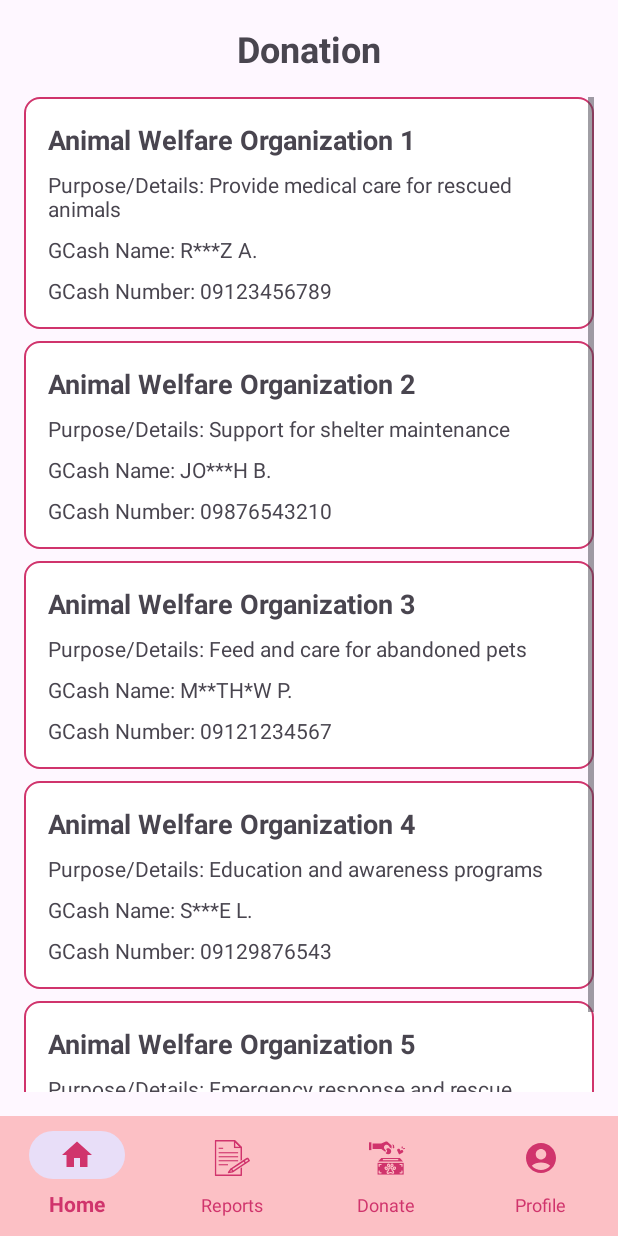
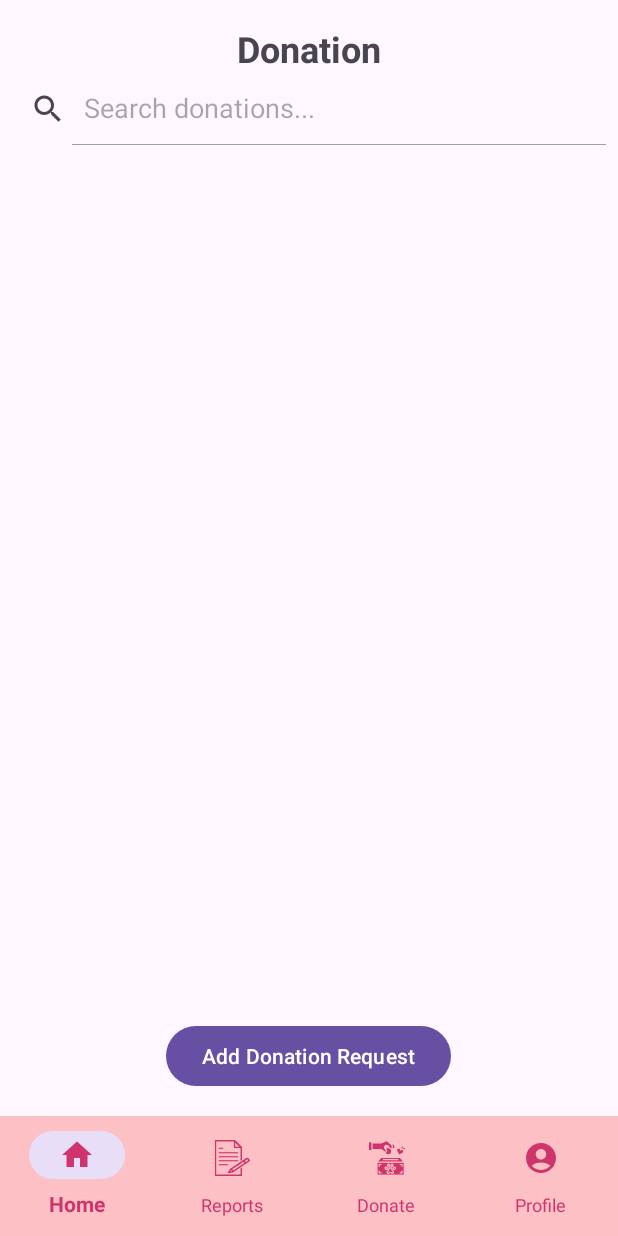
Before and after one commit to LRhytz/CtzPaw, an Android app: the fragment CitizenDonationFragment placed in its activity, on a phone screen of 412 x 824 dp. Run offline under Robolectric (Android 15) with nearby library versions, the phone set to English and light mode, and no system bars; our stand-ins replace Firebase (no records; nobody signed in at launch, a user with empty details on screens opened directly).

Commit message:
Donation Details, Donation Request Form, Donation List

```diff
--- a/app/build.gradle.kts
+++ b/app/build.gradle.kts
@@ -54,6 +54,7 @@
     implementation("com.google.firebase:firebase-storage-ktx:21.0.0")
     implementation("com.google.firebase:firebase-storage:21.0.0")
     implementation("com.google.firebase:firebase-database:21.0.0")
+    implementation("androidx.activity:activity:1.9.2")
 
     testImplementation("junit:junit:4.13.2")
     androidTestImplementation("androidx.test.ext:junit:1.1.5")
--- a/app/src/main/AndroidManifest.xml
+++ b/app/src/main/AndroidManifest.xml
@@ -21,6 +21,12 @@
         android:supportsRtl="true"
         android:theme="@style/Theme.PawAppProject"
         tools:targetApi="31">
+        <activity
+            android:name=".DonationDetailsActivity"
+            android:exported="false" />
+        <activity
+            android:name=".DonationRequestFormActivity"
+            android:exported="false" />
         <activity
             android:name=".CitizenSubscriptionActivity"
             android:exported="false" />
--- a/app/src/main/java/com/example/pawappproject/fragments/CitizenDonationFragment.kt
+++ b/app/src/main/java/com/example/pawappproject/fragments/CitizenDonationFragment.kt
@@ -1,42 +1,126 @@
 package com.example.pawappproject.fragments
 
+import android.content.Intent
 import android.os.Bundle
 import android.view.LayoutInflater
 import android.view.View
 import android.view.ViewGroup
-import android.widget.ArrayAdapter
-import android.widget.ListView
-import android.widget.TextView
+import android.widget.*
 import androidx.fragment.app.Fragment
+import com.example.pawappproject.DonationDetailsActivity
+import com.example.pawappproject.DonationRequestFormActivity
 import com.example.pawappproject.R
+import com.google.firebase.database.*
 
 class CitizenDonationFragment : Fragment() {
+
+    private lateinit var buttonAddDonation: Button
+    private lateinit var listView: ListView
+    private lateinit var searchView: SearchView
+    private lateinit var donationsList: MutableList<Donation>
+    private lateinit var filteredList: MutableList<Donation>
+    private lateinit var adapter: DonationAdapter
+    private lateinit var database: DatabaseReference
 
     override fun onCreateView(
         inflater: LayoutInflater, container: ViewGroup?,
         savedInstanceState: Bundle?
     ): View? {
         val view = inflater.inflate(R.layout.fragment_donation, container, false)
-        val listView = view.findViewById<ListView>(R.id.listViewDonations)
-        val titleTextView = view.findViewById<TextView>(R.id.textViewTitle)
+        listView = view.findViewById(R.id.listViewDonations)
+        searchView = view.findViewById(R.id.searchViewDonations)
+        buttonAddDonation = view.findViewById(R.id.buttonAddDonation)
 
-        // Sample data for the ListView
-        val donations = listOf(
-            Donation("Animal Welfare Organization 1", "Provide medical care for rescued animals", "R***Z A.", "09123456789"),
-            Donation("Animal Welfare Organization 2", "Support for shelter maintenance", "JO***H B.", "09876543210"),
-            Donation("Animal Welfare Organization 3", "Feed and care for abandoned pets", "M**TH*W P.", "09121234567"),
-            Donation("Animal Welfare Organization 4", "Education and awareness programs", "S***E L.", "09129876543"),
-            Donation("Animal Welfare Organization 5", "Emergency response and rescue operations", "L**M T.", "09127654321")
-        )
+        donationsList = mutableListOf()
+        filteredList = mutableListOf()
 
-        // Adapter for the ListView
-        val adapter = DonationAdapter(requireContext(), R.layout.list_item_donation, donations)
+        // Initialize Firebase Database reference
+        database = FirebaseDatabase.getInstance().getReference("donation_requests")
+
+        // Initialize the adapter and set it to the ListView
+        adapter = DonationAdapter(requireContext(), R.layout.list_item_donation, filteredList)
         listView.adapter = adapter
+
+        // Load data from Firebase
+        loadDonationsFromFirebase()
+
+        // Set up the search functionality
+        searchView.setOnQueryTextListener(object : SearchView.OnQueryTextListener {
+            override fun onQueryTextSubmit(query: String?): Boolean = false
+
+            override fun onQueryTextChange(newText: String?): Boolean {
+                filterDonations(newText)
+                return true
+            }
+        })
+
+        buttonAddDonation.setOnClickListener {
+            val intent = Intent(requireContext(), DonationRequestFormActivity::class.java)
+            startActivity(intent)
+        }
+
+        // Set up the item click listener for the ListView to show donation details
+        listView.setOnItemClickListener { _, _, position, _ ->
+            val selectedDonation = filteredList[position]
+            val intent = Intent(requireContext(), DonationDetailsActivity::class.java).apply {
+                putExtra("donation_id", selectedDonation.id)  // Pass the donation ID
+                putExtra("donation_name", selectedDonation.name)
+                putExtra("donation_purpose", selectedDonation.purpose)
+                putExtra("donation_gcashName", selectedDonation.gcashName)
+                putExtra("donation_gcashNumber", selectedDonation.gcashNumber)
+                putExtra("donation_details", selectedDonation.details)
+            }
+            startActivity(intent)
+        }
 
         return view
     }
 
-    data class Donation(val name: String, val purpose: String, val gcashName: String, val gcashNumber: String)
+    // Function to load data from Firebase and update the ListView
+    private fun loadDonationsFromFirebase() {
+        database.addValueEventListener(object : ValueEventListener {
+            override fun onDataChange(snapshot: DataSnapshot) {
+                donationsList.clear()
+                snapshot.children.mapNotNullTo(donationsList) {
+                    it.getValue(Donation::class.java)
+                }
+                // Show all donations by default (i.e., when no search is made)
+                filteredList.clear()
+                filteredList.addAll(donationsList)
+                adapter.notifyDataSetChanged()
+            }
+
+            override fun onCancelled(error: DatabaseError) {
+                Toast.makeText(requireContext(), "Failed to load data.", Toast.LENGTH_SHORT).show()
+            }
+        })
+    }
+
+    // Function to filter donations based on search query
+    private fun filterDonations(query: String?) {
+        val searchQuery = query?.lowercase() ?: ""
+
+        filteredList.clear()
+        donationsList.forEach { donation ->
+            if (donation.name.lowercase().contains(searchQuery) ||
+                donation.purpose.lowercase().contains(searchQuery) ||
+                donation.gcashName.lowercase().contains(searchQuery) ||
+                donation.gcashNumber.lowercase().contains(searchQuery)
+            ) {
+                filteredList.add(donation)
+            }
+        }
+        adapter.notifyDataSetChanged()
+    }
+
+    data class Donation(
+        val id: String = "",  // Include an ID field to uniquely identify each donation
+        val name: String = "",
+        val purpose: String = "",
+        val gcashName: String = "",
+        val gcashNumber: String = "",
+        val details: String = ""
+    )
 
     class DonationAdapter(
         context: android.content.Context,
--- a/app/src/main/res/layout/fragment_donation.xml
+++ b/app/src/main/res/layout/fragment_donation.xml
@@ -1,4 +1,3 @@
-<?xml version="1.0" encoding="utf-8"?>
 <FrameLayout xmlns:android="http://schemas.android.com/apk/res/android"
     xmlns:tools="http://schemas.android.com/tools"
     android:layout_width="match_parent"
@@ -20,16 +19,34 @@
             android:textSize="24sp"
             android:textStyle="bold" />
 
+        <!-- SearchView for filtering -->
+        <SearchView
+            android:id="@+id/searchViewDonations"
+            android:layout_width="match_parent"
+            android:layout_height="wrap_content"
+            android:layout_below="@id/textViewTitle"
+            android:iconifiedByDefault="false"
+            android:queryHint="Search donations..." />
+
         <!-- ListView -->
         <ListView
             android:id="@+id/listViewDonations"
             android:layout_width="match_parent"
             android:layout_height="match_parent"
-            android:layout_below="@id/textViewTitle"
+            android:layout_below="@id/searchViewDonations"
             android:divider="@android:color/transparent"
             android:dividerHeight="8dp"
             android:padding="16dp" />
 
+        <Button
+            android:id="@+id/buttonAddDonation"
+            android:layout_width="wrap_content"
+            android:layout_height="wrap_content"
+            android:layout_centerHorizontal="true"
+            android:layout_alignParentBottom="true"
+            android:layout_marginBottom="16dp"
+            android:text="Add Donation Request" />
+
     </RelativeLayout>
 
 </FrameLayout>
```
Also changed, not shown: app/src/main/java/com/example/pawappproject/DonationDetailsActivity.kt (added, +51 -0 lines), app/src/main/java/com/example/pawappproject/DonationRequestFormActivity.kt (added, +72 -0 lines), app/src/main/res/layout/activity_donation_details.xml (added, +58 -0 lines), app/src/main/res/layout/activity_donation_request_form.xml (added, +53 -0 lines), 3 other files.
